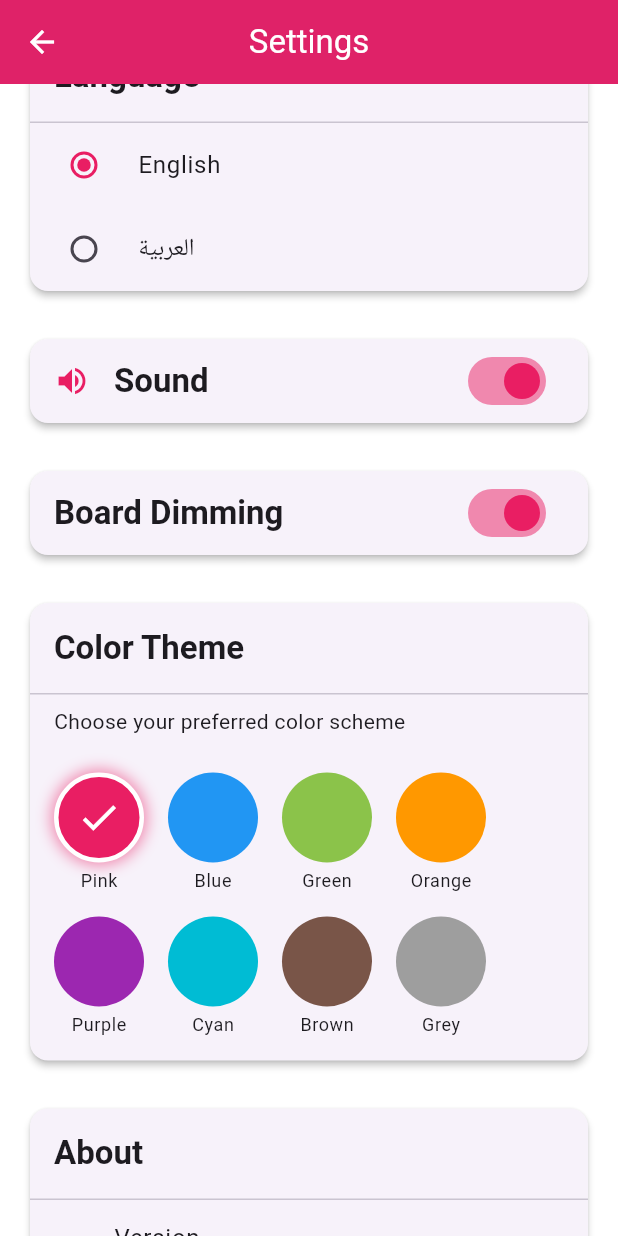
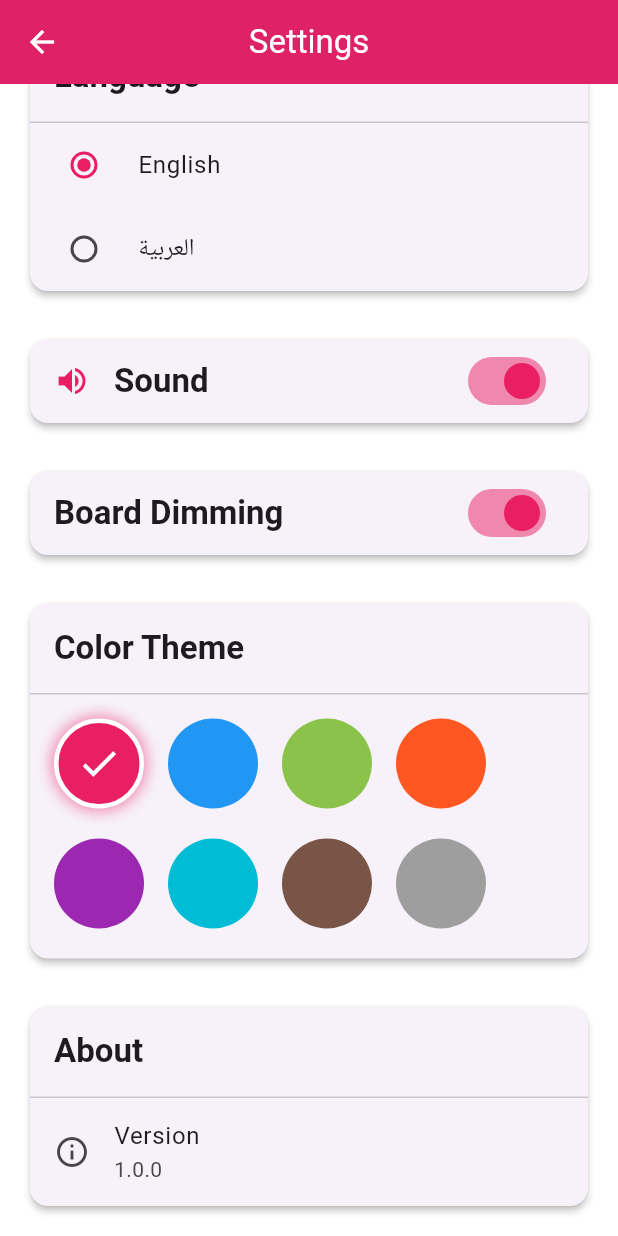
Before and after one commit to Sodium-2000/suber_ex_oo, a Flutter app: the SettingsScreen screen opened directly, scrolled down 220 dp, on a phone screen of 412 x 824 dp. Run offline on Flutter 3.47's test engine with Material 3 defaults, Android fonts, the phone set to English and light mode, and no system bars; our stand-ins replace audioplayers, shared_preferences; accounts and stored records are empty.

Commit message:
Sync local device state: online lobby, settings, sound, and websocket updates
Captures uncommitted work carried over from this machine, including
lobby reconnection UI, settings/localization tweaks, sound service
changes, and iOS/macOS project config regenerated by pod install.

```diff
--- a/lib/localization/app_localizations.dart
+++ b/lib/localization/app_localizations.dart
@@ -57,7 +57,7 @@ const Map<String, Map<String, String>> _translations = {
     'exit_message': 'Are you sure you want to exit?',
     'exit': 'Exit',
     'server_unreachable':
-        'Cannot reach server. Please check your internet connection.',
+        'Cannot reach server. Please Try after one minute. Also, check your internet connection.',
     'connection_failed': 'Failed to connect to server. Please try again.',
     'not_connected':
         'Not connected to server. Please wait or retry connection.',
@@ -125,7 +125,7 @@ const Map<String, Map<String, String>> _translations = {
     'exit_message': 'هل أنت متأكد من الخروج؟',
     'exit': 'خروج',
     'server_unreachable':
-        'لا يمكن الوصول إلى الخادم. يرجى التحقق من اتصالك بالإنترنت.',
+        'لا يمكن الوصول إلى الخادم. يرجى المحاولة بعد دقيقة. وكذلك التحقق من اتصالك بالإنترنت.',
     'connection_failed': 'فشل الاتصال بالخادم. يرجى المحاولة مرة أخرى.',
     'not_connected': 'غير متصل بالخادم. يرجى الانتظار أو إعادة المحاولة.',
     'retry_connection': 'إعادة المحاولة',
--- a/lib/screens/settings_screen.dart
+++ b/lib/screens/settings_screen.dart
@@ -13,13 +13,13 @@ class SettingsScreen extends StatelessWidget {
     return _SettingsSection(
       title: tr('color_theme_section'),
       children: [
-        Padding(
-          padding: const EdgeInsets.symmetric(horizontal: 16, vertical: 8),
-          child: Text(
-            tr('color_theme_description'),
-            style: Theme.of(context).textTheme.bodyMedium,
-          ),
-        ),
+        // Padding(
+        //   padding: const EdgeInsets.symmetric(horizontal: 16, vertical: 8),
+        //   child: Text(
+        //     tr('color_theme_description'),
+        //     style: Theme.of(context).textTheme.bodyMedium,
+        //   ),
+        // ),
         ValueListenableBuilder<Color>(
           valueListenable: ThemeController.primaryColor,
           builder: (context, currentColor, _) {
@@ -49,9 +49,9 @@ class SettingsScreen extends StatelessWidget {
                     label: tr('green'),
                   ),
                   _ColorOption(
-                    color: Colors.orange,
-                    borderColor: Colors.orangeAccent.shade100,
-                    isSelected: currentColor == Colors.orange,
+                    color: Colors.deepOrange,
+                    borderColor: Colors.deepOrangeAccent.shade100,
+                    isSelected: currentColor == Colors.deepOrange,
                     label: tr('orange'),
                   ),
                   _ColorOption(
@@ -177,7 +177,7 @@ class SettingsScreen extends StatelessWidget {
               children: [
                 ListTile(
                   title: Text(tr('version')),
-                  subtitle: const Text('0.1.4'),
+                  subtitle: const Text('1.0.0'),
                   leading: const Icon(Icons.info_outline),
                 ),
               ],
@@ -366,7 +366,7 @@ class _ColorOption extends StatelessWidget {
                 : null,
           ),
           const SizedBox(height: 4),
-          Text(label, style: Theme.of(context).textTheme.bodySmall),
+          // Text(label, style: Theme.of(context).textTheme.bodySmall),
         ],
       ),
     );
--- a/lib/screens/start_menu_screen.dart
+++ b/lib/screens/start_menu_screen.dart
@@ -18,8 +18,8 @@ class StartMenuScreen extends StatelessWidget {
             begin: Alignment.topLeft,
             end: Alignment.bottomRight,
             colors: [
-              Theme.of(context).primaryColor.withOpacity(0.8),
-              Theme.of(context).primaryColor.withOpacity(0.4),
+              Theme.of(context).primaryColor.withOpacity(1),
+              Theme.of(context).primaryColor.withOpacity(1),
             ],
           ),
         ),
--- a/lib/services/sound_service.dart
+++ b/lib/services/sound_service.dart
@@ -12,12 +12,12 @@ class SoundService {
 
   // Sound file paths - easily changeable
   final Map<SoundEffect, String> _soundPaths = {
-    SoundEffect.move: 'sounds/move.mp3',
+    SoundEffect.move: 'sounds/move.MP3',
     SoundEffect.opponentMove:
-        'sounds/move.mp3', // Can use opponent_move.mp3 for different sound
-    SoundEffect.win: 'sounds/win.mp3',
-    SoundEffect.loss: 'sounds/loss.mp3',
-    SoundEffect.draw: 'sounds/draw.mp3',
+        'sounds/move.MP3', // Can use opponent_move.mp3 for different sound
+    SoundEffect.win: 'sounds/win.MP3',
+    SoundEffect.loss: 'sounds/loss.MP3',
+    SoundEffect.draw: 'sounds/draw.MP3',
   };
 
   // Initialize and load mute preference
--- a/pubspec.yaml
+++ b/pubspec.yaml
@@ -1,7 +1,7 @@
 name: super_xo
 description: "A new Flutter project."
 publish_to: 'none'
-version: 0.1.2+5
+version: 1.0.0+1
 
 environment:
   sdk: ^3.9.2
```
Also changed, not shown: lib/screens/online_lobby_screen.dart (+25 -1 lines), lib/screens/ultimate_board.dart (+123 -16 lines), lib/services/websocket_service.dart (+18 -5 lines), pubspec.lock, 10 other files.
